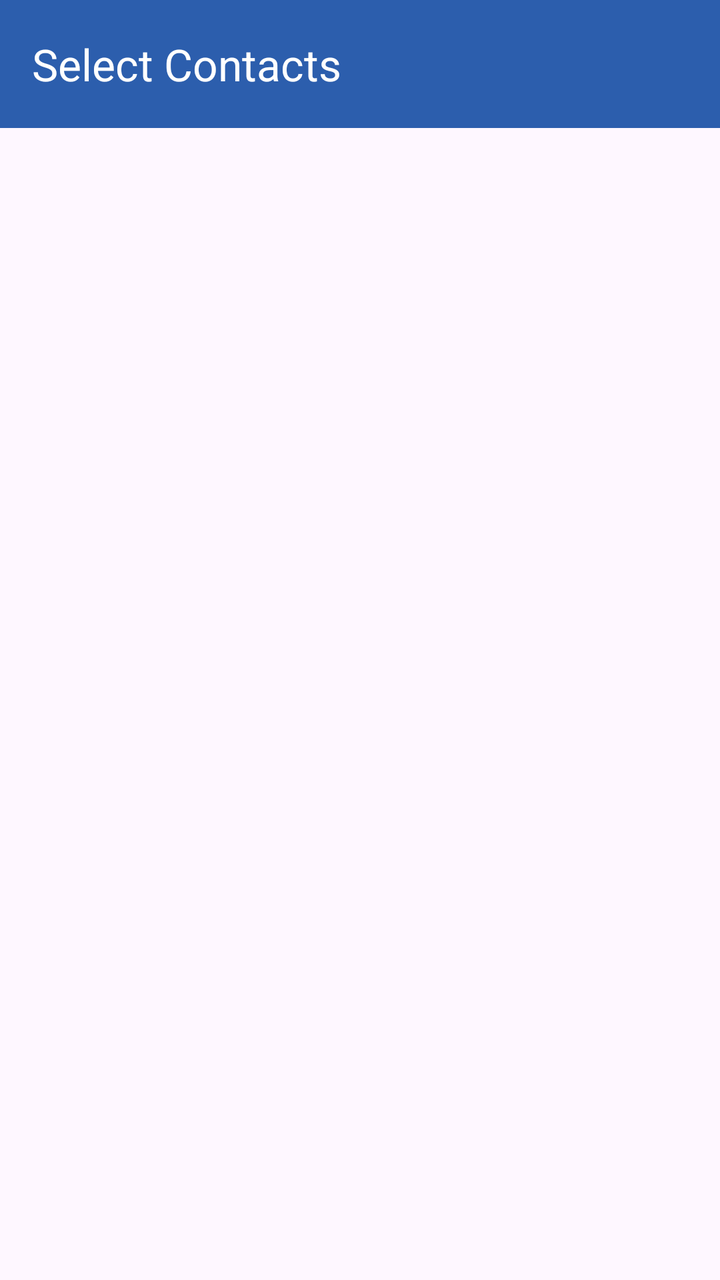
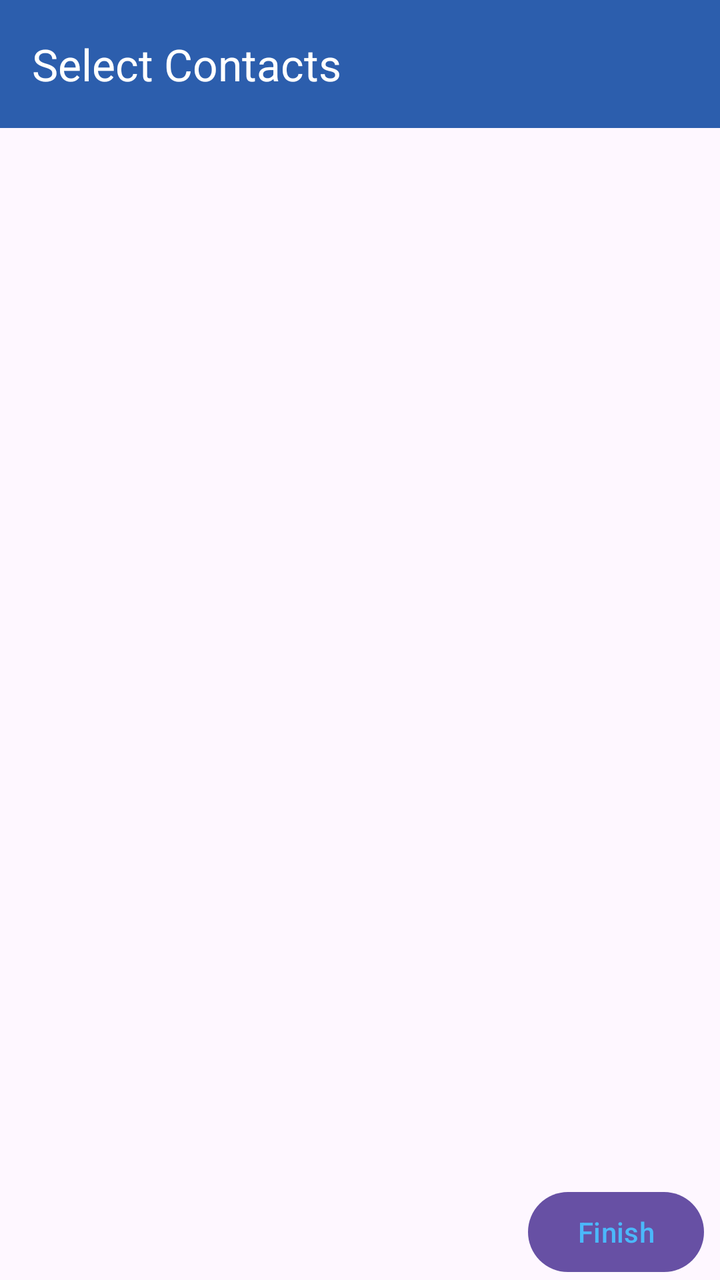

The first picture is an Android layout as it rendered before a commit; the second is the same layout after the commit. The layout source and the unified diff follow.
<!-- AndroidManifest.xml: application theme Theme.CallSwitch -->
<!-- res/layout/fragment_select_contacts.xml -->
<?xml version="1.0" encoding="utf-8"?>
<androidx.coordinatorlayout.widget.CoordinatorLayout xmlns:android="http://schemas.android.com/apk/res/android"
    xmlns:app="http://schemas.android.com/apk/res-auto"
    xmlns:tools="http://schemas.android.com/tools"
    android:id="@+id/main_fragment"
    android:layout_width="match_parent"
    android:layout_height="match_parent"
    tools:context=".RepliesActivity">

    <include layout="@layout/component_select_contacts_app_bar"/>

    <RelativeLayout

        android:layout_width="match_parent"
        app:layout_behavior="@string/appbar_scrolling_view_behavior"
        android:layout_height="match_parent">


        <androidx.recyclerview.widget.RecyclerView
            android:fitsSystemWindows="true"
            android:clipToPadding="false"
            android:id="@+id/select_contacts_recycler_view"
            android:layout_width="match_parent"
            android:layout_height="match_parent" />



    </RelativeLayout>


</androidx.coordinatorlayout.widget.CoordinatorLayout>
<!-- res/layout/component_select_contacts_app_bar.xml (included above) -->
<?xml version="1.0" encoding="utf-8"?>
<com.google.android.material.appbar.AppBarLayout xmlns:android="http://schemas.android.com/apk/res/android"
    xmlns:app="http://schemas.android.com/apk/res-auto"
    android:id="@+id/toolbar_main"
    android:layout_width="match_parent"
    android:layout_height="wrap_content"
    android:fitsSystemWindows="true"
    app:liftOnScrollColor="@color/blue"
    app:liftOnScroll="true">

    <com.google.android.material.appbar.MaterialToolbar
        android:id="@+id/menu_toolbar"
        android:layout_width="match_parent"
        android:layout_height="wrap_content"
        android:minHeight="?attr/actionBarSize"
        app:title="Select Contacts"/>
</com.google.android.material.appbar.AppBarLayout>
<!-- resources referenced by this layout -->
<resources>
  <color name="blue">#2C5EAD</color>
  <style name="Theme.CallSwitch" parent="Base.Theme.CallSwitch" />
  <style name="Base.Theme.CallSwitch" parent="Theme.Material3.DayNight.NoActionBar">
          
          
          <item name="colorSurface">@color/blue</item>
          <item name="toolbarStyle">@style/Widget.App.Toolbar</item>
          <item name="bottomNavigationStyle">@style/Widget.App.BottomNavigationView</item>
      </style>
  <style name="Widget.App.Toolbar" parent="Widget.Material3.Toolbar">
          <item name="materialThemeOverlay">@style/ThemeOverlay.App.Toolbar</item>
      </style>
  <style name="Widget.App.BottomNavigationView" parent="Widget.Material3.BottomNavigationView">
          <item name="materialThemeOverlay">@style/ThemeOverlay.App.BottomNavigationView</item>
      </style>
  <style name="ThemeOverlay.App.Toolbar" parent="">
          <item name="colorSurface">@color/blue</item>
          <item name="colorOnSurface">@color/blue</item>
          <item name="colorSurfaceContainer">@color/blue</item>
          <item name="colorOnSurfaceVariant">@color/white</item>
          <item name="titleTextColor">@color/white</item>
          <item name="iconTint">@color/white</item>
          <item name="textAppearanceTitleLarge">@style/TextAppearance.App.TitleLarge</item>
          <item name="textAppearanceTitleMedium">@style/TextAppearance.App.TitleMedium</item>
      </style>
  <style name="ThemeOverlay.App.BottomNavigationView" parent="">
          
          <item name="colorOnSurfaceVariant">@color/white</item>
          
          <item name="colorSurfaceContainer">@color/blue</item>
          
          <item name="colorSecondary">@color/blue</item>
          
          <item name="colorSecondaryContainer">@color/white</item>
          
          <item name="colorOnSecondaryContainer">@color/blue</item>
      </style>
  <color name="white">#FFFFFFFF</color>
  <style name="TextAppearance.App.TitleLarge" parent="TextAppearance.Material3.TitleLarge">
  
  
      </style>
  <style name="TextAppearance.App.TitleMedium" parent="TextAppearance.Material3.TitleMedium">
  
  
      </style>
</resources>

<!-- the commit's change to res/layout/fragment_select_contacts.xml (unified diff, before → after) -->
@@ -17,12 +17,35 @@
 
 
         <androidx.recyclerview.widget.RecyclerView
-            android:fitsSystemWindows="true"
-            android:clipToPadding="false"
+            android:layout_above="@id/options"
             android:id="@+id/select_contacts_recycler_view"
             android:layout_width="match_parent"
             android:layout_height="match_parent" />
 
+        <LinearLayout
+            android:gravity="end"
+            android:layout_alignParentBottom="true"
+            android:id="@+id/options"
+            android:layout_width="match_parent"
+            android:layout_height="wrap_content"
+            android:orientation="horizontal">
+            <FrameLayout
+                android:layout_weight="1"
+                android:layout_width="0dp"
+                android:layout_height="match_parent">
+                <Button
+                    android:id="@+id/select_contacts_finish"
+                    android:layout_marginEnd="8dp"
+                    android:background="@null"
+                    android:layout_width="wrap_content"
+                    android:layout_height="wrap_content"
+                    android:text="@string/finish"
+                    android:textColor="@color/sky"
+                    android:layout_gravity="end"/>
+            </FrameLayout>
+
+
+        </LinearLayout>
 
 
     </RelativeLayout>
<!-- resource entries referenced after the edit -->
@@ -1,6 +1,8 @@
 <!-- resources referenced by this layout -->
 <resources>
   <color name="blue">#2C5EAD</color>
+  <color name="sky">#4BB8FA</color>
+  <string name="finish">Finish</string>
   <style name="Theme.CallSwitch" parent="Base.Theme.CallSwitch" />
   <style name="Base.Theme.CallSwitch" parent="Theme.Material3.DayNight.NoActionBar">
           
